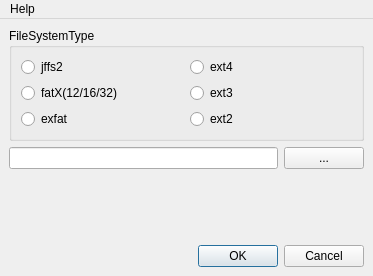
The window that src/mainwindow.ui (QQxiaoming/QFSViewer) describes before a commit, drawn with Qt 5.
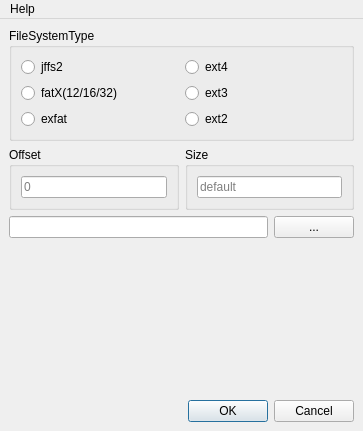
The same window after the commit.

Commit message: src:add config offset and size featrue

Patch:
```diff
--- a/src/mainwindow.ui
+++ b/src/mainwindow.ui
@@ -6,8 +6,8 @@
    <rect>
     <x>0</x>
     <y>0</y>
-    <width>373</width>
-    <height>276</height>
+    <width>363</width>
+    <height>431</height>
    </rect>
   </property>
   <property name="windowTitle">
@@ -74,6 +74,57 @@
       </layout>
      </widget>
     </item>
+    <item>
+     <layout class="QHBoxLayout" name="horizontalLayout_4">
+      <item>
+       <widget class="QGroupBox" name="groupBox_2">
+        <property name="title">
+         <string>Offset</string>
+        </property>
+        <layout class="QVBoxLayout" name="verticalLayout_4">
+         <item>
+          <widget class="QLineEdit" name="lineEdit_offset">
+           <property name="inputMask">
+            <string/>
+           </property>
+           <property name="text">
+            <string notr="true"/>
+           </property>
+           <property name="placeholderText">
+            <string notr="true">0</string>
+           </property>
+          </widget>
+         </item>
+        </layout>
+       </widget>
+      </item>
+      <item>
+       <widget class="QGroupBox" name="groupBox_3">
+        <property name="title">
+         <string>Size</string>
+        </property>
+        <layout class="QVBoxLayout" name="verticalLayout_5">
+         <item>
+          <widget class="QLineEdit" name="lineEdit_size">
+           <property name="inputMask">
+            <string/>
+           </property>
+           <property name="text">
+            <string notr="true"/>
+           </property>
+           <property name="placeholderText">
+            <string>default</string>
+           </property>
+          </widget>
+         </item>
+        </layout>
+       </widget>
+      </item>
+     </layout>
+    </item>
+    <item>
+     <layout class="QHBoxLayout" name="horizontalLayout_3"/>
+    </item>
     <item>
      <layout class="QHBoxLayout" name="horizontalLayout_2">
       <item>
@@ -118,8 +169,8 @@
     <rect>
      <x>0</x>
      <y>0</y>
-     <width>373</width>
-     <height>36</height>
+     <width>363</width>
+     <height>30</height>
     </rect>
    </property>
    <widget class="QMenu" name="menuHelp">
```
The commit also changes 4 other files.
